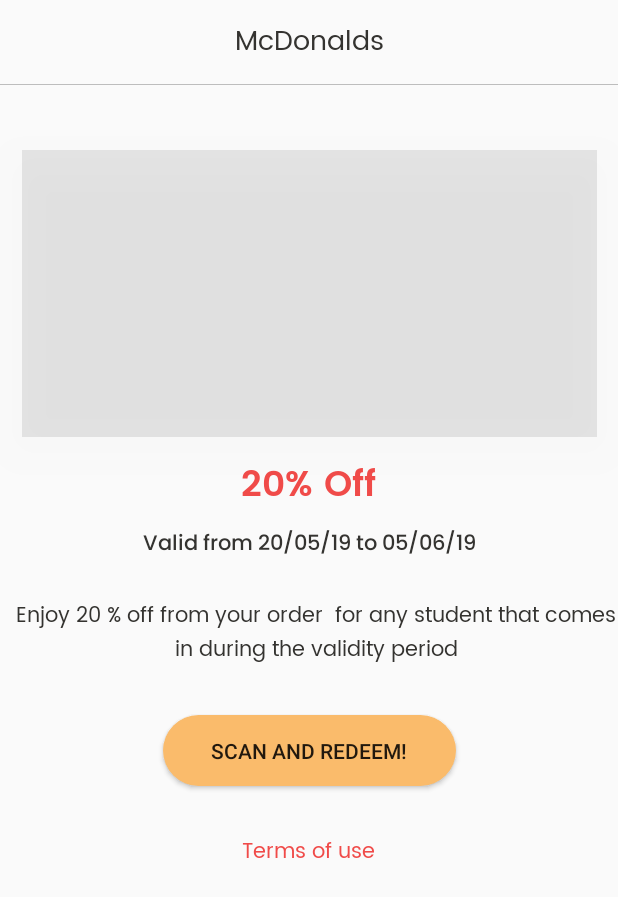
After one commit to Navindu09/uglydeals, an Android app: the layout activity_selected_item.xml on its own in the app's theme, with its tools: preview values and no code run, on a phone screen of 412 x 824 dp. The commit adds this screen. Shown: the top 897 px of the screen. Run offline under Robolectric (Android 15) with nearby library versions, the phone set to English and light mode, and no system bars.

Commit message:
Completed item selection. Need to resolve Timestamp issue

```diff
--- a/app/src/main/AndroidManifest.xml
+++ b/app/src/main/AndroidManifest.xml
@@ -24,6 +24,7 @@
         <activity android:name=".PhoneSetupActivity" />
         <activity android:name=".RegisterActivity" />
         <activity android:name=".LogInActivity" />
+        <activity android:name=".SelectedItemActivity" />
         <activity android:name=".MainActivity">
             <intent-filter>
                 <action android:name="android.intent.action.MAIN" />
--- /dev/null
+++ b/app/src/main/res/layout/activity_selected_item.xml
@@ -0,0 +1,145 @@
+<?xml version="1.0" encoding="utf-8"?>
+
+<ScrollView xmlns:app="http://schemas.android.com/apk/res-auto"
+    xmlns:tools="http://schemas.android.com/tools"
+    android:layout_width="match_parent"
+    android:layout_height="wrap_content"
+    android:fillViewport="true"
+    xmlns:android="http://schemas.android.com/apk/res/android">
+
+<android.support.constraint.ConstraintLayout
+    android:layout_width="match_parent"
+    android:layout_height="match_parent">
+
+    <android.support.v7.widget.Toolbar
+        android:id="@+id/toolbar"
+        android:layout_width="match_parent"
+        android:layout_height="?attr/actionBarSize"
+        app:layout_constraintEnd_toEndOf="parent"
+        app:layout_constraintStart_toStartOf="parent"
+        app:layout_constraintTop_toTopOf="parent"></android.support.v7.widget.Toolbar>
+
+    <View
+        android:id="@+id/separator3"
+        android:layout_width="match_parent"
+        android:layout_height="1px"
+        android:background="#90909090"
+        app:layout_constraintStart_toStartOf="@+id/toolbar"
+        app:layout_constraintTop_toBottomOf="@+id/toolbar" />
+
+    <TextView
+        android:id="@+id/textViewSelectedItemPartnerName"
+        android:layout_width="wrap_content"
+        android:layout_height="wrap_content"
+        android:fontFamily="@font/poppins"
+        android:text="McDonalds"
+        android:textColor="@color/typeFontColor"
+        android:textSize="18sp"
+        app:layout_constraintBottom_toBottomOf="@+id/toolbar"
+        app:layout_constraintEnd_toEndOf="@+id/toolbar"
+        app:layout_constraintStart_toStartOf="@+id/toolbar"
+        app:layout_constraintTop_toTopOf="@+id/toolbar" />
+
+    <ImageView
+        android:id="@+id/imageViewSelectedItemImage"
+        android:layout_width="383dp"
+        android:layout_height="191dp"
+        android:layout_marginTop="44dp"
+        android:background="#17000000"
+        android:elevation="20dp"
+        android:scaleType="centerCrop"
+        app:layout_constraintEnd_toEndOf="parent"
+        app:layout_constraintStart_toStartOf="parent"
+        app:layout_constraintTop_toBottomOf="@+id/toolbar" />
+
+    <TextView
+        android:id="@+id/textViewSelectedItemName"
+        android:layout_width="wrap_content"
+        android:layout_height="wrap_content"
+        android:layout_marginTop="12dp"
+        android:fontFamily="@font/poppins_semibold"
+        android:text="20% Off"
+        android:textColor="@color/colorAccent"
+        android:textSize="24sp"
+        app:layout_constraintEnd_toEndOf="parent"
+        app:layout_constraintHorizontal_bias="0.498"
+        app:layout_constraintStart_toStartOf="parent"
+        app:layout_constraintTop_toBottomOf="@+id/imageViewSelectedItemImage" />
+
+    <TextView
+        android:id="@+id/textViewSelectedActivityValidity"
+        android:layout_width="wrap_content"
+        android:layout_height="wrap_content"
+        android:layout_marginStart="8dp"
+        android:layout_marginTop="8dp"
+        android:layout_marginEnd="8dp"
+        android:fontFamily="@font/poppins_medium"
+        android:text="Valid from 20/05/19 to 05/06/19"
+        android:textColor="@color/typeFontColor"
+        app:layout_constraintEnd_toEndOf="parent"
+        app:layout_constraintStart_toStartOf="parent"
+        app:layout_constraintTop_toBottomOf="@+id/textViewSelectedItemName" />
+
+    <TextView
+        android:id="@+id/textViewSelectedItemDescription"
+        android:layout_width="match_parent"
+        android:layout_height="wrap_content"
+        android:layout_marginTop="24dp"
+        android:fontFamily="@font/poppins"
+        android:includeFontPadding="false"
+        android:paddingStart="10dp"
+        android:text="Enjoy 20 % off from your order  for any student that comes in during the validity period"
+        android:textAlignment="center"
+        android:textColor="@color/typeFontColor"
+        app:layout_constraintEnd_toEndOf="parent"
+        app:layout_constraintStart_toStartOf="parent"
+        app:layout_constraintTop_toBottomOf="@+id/textViewSelectedActivityValidity" />
+
+    <Button
+        android:id="@+id/buttonSelectedItemRedeem"
+        android:layout_width="195dp"
+        android:layout_height="47dp"
+        android:layout_marginStart="8dp"
+        android:layout_marginTop="32dp"
+        android:layout_marginEnd="8dp"
+        android:background="@drawable/button_round"
+        android:text="Scan and Redeem!"
+        app:layout_constraintEnd_toEndOf="parent"
+        app:layout_constraintStart_toStartOf="parent"
+        app:layout_constraintTop_toBottomOf="@+id/textViewSelectedItemDescription" />
+
+    <TextView
+        android:id="@+id/textViewSelectedItemTerms"
+        android:layout_width="wrap_content"
+        android:layout_height="wrap_content"
+        android:layout_marginStart="8dp"
+        android:layout_marginTop="32dp"
+        android:layout_marginEnd="8dp"
+        android:autoSizeTextType="none"
+        android:fontFamily="@font/poppins"
+        android:text="Terms of use"
+        android:textAllCaps="false"
+        android:textColor="@color/colorAccent"
+        app:layout_constraintEnd_toEndOf="parent"
+        app:layout_constraintHorizontal_bias="0.498"
+        app:layout_constraintStart_toStartOf="parent"
+        app:layout_constraintTop_toBottomOf="@+id/buttonSelectedItemRedeem" />
+
+    <ProgressBar
+        android:id="@+id/progressBarSelectedItem"
+        style="?android:attr/progressBarStyle"
+        android:layout_width="wrap_content"
+        android:layout_height="wrap_content"
+        android:layout_marginStart="8dp"
+        android:layout_marginTop="8dp"
+        android:layout_marginEnd="8dp"
+        android:layout_marginBottom="8dp"
+        android:visibility="invisible"
+        app:layout_constraintBottom_toBottomOf="@+id/textViewSelectedItemTerms"
+        app:layout_constraintEnd_toEndOf="parent"
+        app:layout_constraintStart_toStartOf="parent"
+        app:layout_constraintTop_toBottomOf="@+id/toolbar" />
+
+
+</android.support.constraint.ConstraintLayout>
+</ScrollView>
```
Also changed, not shown: app/src/main/activity_selected_item.xml (added, +129 -0 lines), app/src/main/java/org/nothingugly/uglydeals/Deal.java (+36 -15 lines), app/src/main/java/org/nothingugly/uglydeals/DealRecyclerAdapter.java (+13 -5 lines), app/src/main/java/org/nothingugly/uglydeals/FeaturedDealRecyclerAdapter.java (+14 -1 lines), app/src/main/java/org/nothingugly/uglydeals/SelectedItemActivity.java (added, +180 -0 lines), app/src/main/res/fonts/Poppins-Medium.ttf (deleted), app/src/main/res/fonts/Poppins-Regular.ttf (deleted), app/src/main/res/fonts/Poppins-SemiBold.ttf (deleted).
